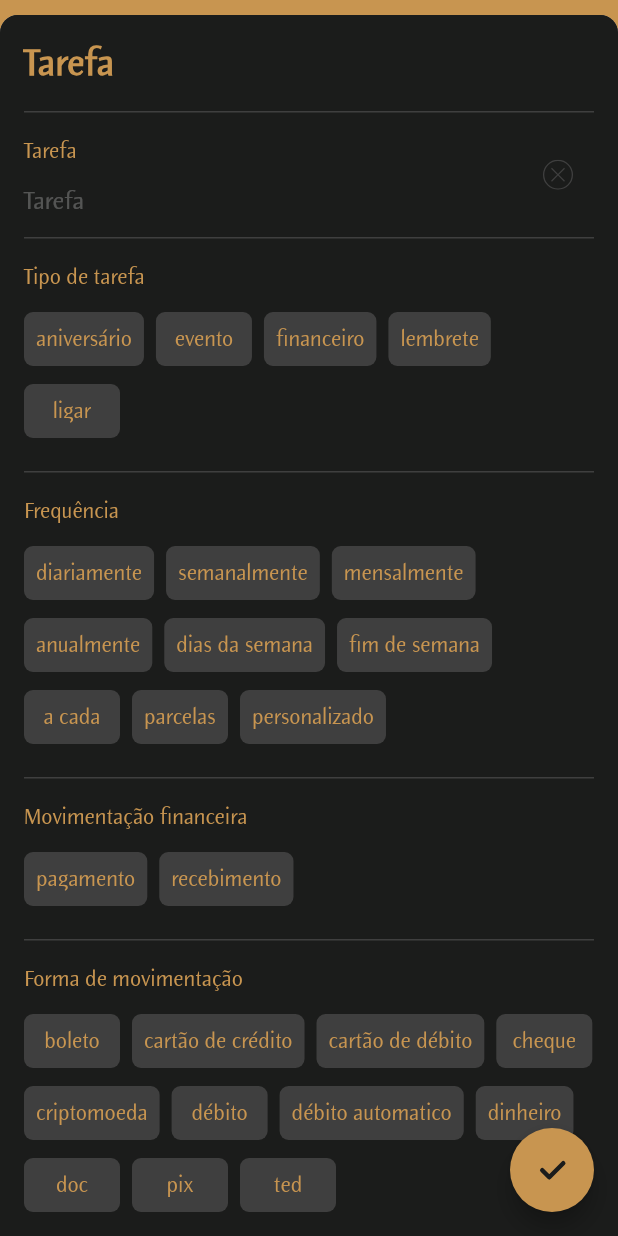
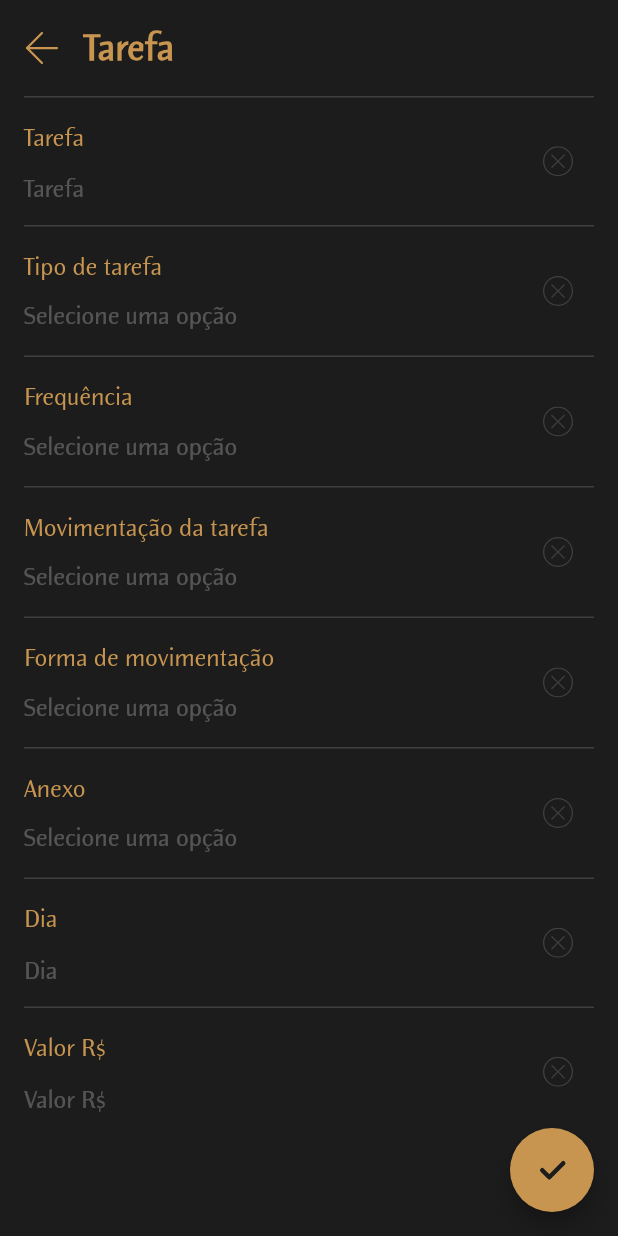
Before and after one commit to csbs1985/tarefas_app, a Flutter app: the screen it shows after launch, after a tap on an icon or button, on a phone screen of 412 x 824 dp. Run offline on Flutter 3.47's test engine with Material 2 defaults, Android fonts, the phone set to English and light mode, and no system bars; our stand-ins replace flutter_svg, go_router, modal_bottom_sheet.

Commit message:
[SelectModal] fazer funcionar

```diff
--- a/lib/classes/task_class.dart
+++ b/lib/classes/task_class.dart
@@ -23,6 +23,7 @@ class TaskModel {
   late EnderecoModel? endereco;
   late String? horario;
   late String? link;
+  late String? anexo;
 
   TaskModel(
     this.id,
@@ -40,5 +41,6 @@ class TaskModel {
     this.endereco,
     this.horario,
     this.link,
+    this.anexo,
   );
 }
--- /dev/null
+++ b/lib/classes/tipo_select_class.dart
@@ -0,0 +1,10 @@
+enum TipoSelectEnum {
+  tipoTarefa('tipoTarefa'),
+  frequencia('frequencia'),
+  tipoMovimentacao('tipoMovimentacao'),
+  formaMovimentacao('formaMovimentacao'),
+  TipoAnexo('TipoAnexo');
+
+  final String value;
+  const TipoSelectEnum(this.value);
+}
--- /dev/null
+++ b/lib/core/constants.dart
@@ -0,0 +1,20 @@
+final String ANEXO = "Anexo";
+final String ANEXO_SELECT = "Selecionar modo de carregamento";
+
+final String FORMA_MOVIMENTACAO = "Forma de movimentação";
+final String FORMA_MOVIMENTACAO_SELECT =
+    "Selecionar forma de movimentação financeira";
+
+final String FREQUENCIA = "Frequência";
+final String FREQUENCIA_SELECT = "Selecionar a frequência da tarefas";
+
+final String SELECIONE = "Selecione uma opção";
+
+final String TAREFA = "Tarefa";
+
+final String TIPO_MOVIMENTACAO = "Movimentação da tarefa";
+final String TIPO_MOVIMENTACAO_SELECT =
+    "Selecionar o tipo de movimentação da tarefa";
+
+final String TIPO_TAREFA = "Tipo de tarefa";
+final String TIPO_TAREFA_SELECT = "Selecionar o tipo de tarefa";
--- a/lib/core/routes.dart
+++ b/lib/core/routes.dart
@@ -1,12 +1,14 @@
 import 'package:flutter/cupertino.dart';
 import 'package:go_router/go_router.dart';
+import 'package:tarefas_app/pages/task_page.dart';
 import 'package:tarefas_app/pages/home_page.dart';
 
 final routes = GoRouter(
   initialLocation: RouteEnum.HOME.value,
+  debugLogDiagnostics: true,
   routes: [
     GoRoute(
-      path: '/',
+      path: RouteEnum.HOME.value,
       builder: (context, state) => const HomePage(),
       pageBuilder: (context, state) => buildPageWithDefaultTransition(
         context: context,
@@ -15,12 +17,12 @@ final routes = GoRouter(
       ),
     ),
     GoRoute(
-      path: RouteEnum.HOME.value,
-      builder: (context, state) => const HomePage(),
+      path: RouteEnum.TASK.value,
+      builder: (context, state) => const TaskPage(),
       pageBuilder: (context, state) => buildPageWithDefaultTransition(
         context: context,
         state: state,
-        child: const HomePage(),
+        child: const TaskPage(),
       ),
     ),
   ],
@@ -52,6 +54,7 @@ enum RouteEnum {
   CALENDAR('/calendar'),
   CONCLUDED('/concluded'),
   PLANNING('/planning'),
+  TASK('/task'),
   HOME('/home');
 
   final String value;
--- a/lib/input/select_input.dart
+++ b/lib/input/select_input.dart
@@ -1,54 +1,103 @@
 import 'package:flutter/material.dart';
-import 'package:tarefas_app/theme/ui_button.dart';
+import 'package:flutter_svg/flutter_svg.dart';
+import 'package:modal_bottom_sheet/modal_bottom_sheet.dart';
+import 'package:tarefas_app/classes/carregamento_class.dart';
+import 'package:tarefas_app/classes/forma-pagamento_class.dart';
+import 'package:tarefas_app/classes/frequencia_class.dart';
+import 'package:tarefas_app/classes/tipo-movimentacao_class.dart';
+import 'package:tarefas_app/classes/tipo-tarefa_class.dart';
+import 'package:tarefas_app/classes/tipo_select_class.dart';
+import 'package:tarefas_app/core/constants.dart';
+import 'package:tarefas_app/modals/select_modal.dart';
 import 'package:tarefas_app/theme/ui_color.dart';
-import 'package:tarefas_app/theme/ui_padding.dart';
+import 'package:tarefas_app/theme/ui_svg.dart';
 import 'package:tarefas_app/theme/ui_text.dart';
 
 class SelectInput extends StatefulWidget {
   const SelectInput({
+    required Function callback,
+    required TipoSelectEnum tipo,
     required TextEditingController controller,
-    required List body,
-    required String label,
-    required Function callback,
-  })  : _controller = controller,
-        _body = body,
-        _label = label,
-        _callback = callback;
+  })  : _callback = callback,
+        _tipo = tipo,
+        _controller = controller;
 
+  final Function _callback;
+  final TipoSelectEnum _tipo;
   final TextEditingController _controller;
-  final List _body;
-  final String _label;
-  final Function _callback;
 
   @override
-  State<SelectInput> createState() => _SelectInputState();
+  State<SelectInput> createState() => _SelectInput2State();
 }
 
-class _SelectInputState extends State<SelectInput> {
-  List<bool> _selections = [];
+class _SelectInput2State extends State<SelectInput> {
+  String _label = '';
+  String _labelSelect = '';
+  late List _body;
 
   @override
   void initState() {
     super.initState();
-    _selections = List.generate(widget._body.length, (_) => false);
+
+    _getSelect();
+  }
+
+  void _getSelect() {
+    switch (widget._tipo) {
+      case TipoSelectEnum.tipoTarefa:
+        _label = TIPO_TAREFA;
+        _labelSelect = TIPO_TAREFA_SELECT;
+        _body = ListaTipoTarefa;
+        break;
+      case TipoSelectEnum.frequencia:
+        _label = FREQUENCIA;
+        _labelSelect = FREQUENCIA_SELECT;
+        _body = ListaFrequencia;
+        break;
+      case TipoSelectEnum.tipoMovimentacao:
+        _label = TIPO_MOVIMENTACAO;
+        _labelSelect = TIPO_MOVIMENTACAO_SELECT;
+        _body = ListaTipoMovimentacao;
+        break;
+      case TipoSelectEnum.formaMovimentacao:
+        _label = FORMA_MOVIMENTACAO;
+        _labelSelect = FORMA_MOVIMENTACAO_SELECT;
+        _body = ListaFormaPagamento;
+        break;
+      case TipoSelectEnum.TipoAnexo:
+        _label = ANEXO;
+        _labelSelect = ANEXO_SELECT;
+        _body = ListaAnexo;
+        break;
+    }
+  }
+
+  _openModal(TipoSelectEnum select) {
+    showCupertinoModalBottomSheet(
+      expand: false,
+      context: context,
+      barrierColor: UiColor.overlay,
+      duration: const Duration(milliseconds: 300),
+      builder: (context) => SelectModal(
+        label: _labelSelect,
+        controller: widget._controller,
+        body: _body,
+        callback: (value) => _setControllerModal(value),
+      ),
+    );
+  }
+
+  void _setControllerModal(String value) {
+    setState(() {
+      widget._controller.text = value;
+      widget._callback(value);
+    });
   }
 
   @override
   Widget build(BuildContext context) {
-    bool _checkSelected(int value) {
-      return widget._controller.text == value ? true : false;
-    }
-
-    void selectButton(Map<String, dynamic> button) {
-      // setState(() {
-      //   listSelect.contains(button['value'])
-      //       ? listSelect.remove(button['value'])
-      //       : listSelect.add(button['value']);
-      widget._callback(button);
-      // });
-    }
-
-    return Container(
+    return SingleChildScrollView(
+      child: Container(
         width: MediaQuery.of(context).size.width,
         decoration: BoxDecoration(
           border: Border(
@@ -58,35 +107,51 @@ class _SelectInputState extends State<SelectInput> {
             ),
           ),
         ),
-      child: Padding(
-        padding: const EdgeInsets.symmetric(vertical: 16),
+        child: TextButton(
+          style: ButtonStyle(
+            padding: MaterialStateProperty.all<EdgeInsets>(EdgeInsets.zero),
+          ),
+          onPressed: () => _openModal(TipoSelectEnum.tipoTarefa),
+          child: Row(
+            mainAxisAlignment: MainAxisAlignment.spaceBetween,
+            children: [
+              Expanded(
                 child: Column(
                   crossAxisAlignment: CrossAxisAlignment.start,
+                  mainAxisAlignment: MainAxisAlignment.start,
                   children: [
-            Text(
-              widget._label,
+                    Padding(
+                      padding: EdgeInsets.only(top: 16),
+                      child: Text(
+                        _label,
                         style: UiText.headline2,
                       ),
-            SizedBox(height: UiPadding.medium),
-            Wrap(
-              spacing: 8,
-              children: [
-                for (var item in widget._body)
-                  TextButton(
+                    ),
+                    Padding(
+                      padding: const EdgeInsets.fromLTRB(0, 12, 0, 16),
                       child: Text(
-                      item.text,
-                      style: _checkSelected(item.value)
-                          ? UiText.buttonSelected
-                          : UiText.button,
+                        widget._controller.text.isNotEmpty
+                            ? widget._controller.text
+                            : SELECIONE,
+                        style: widget._controller.text.isNotEmpty
+                            ? UiText.headline1
+                            : UiText.headline3,
                       ),
-                    onPressed: () => widget._callback(item),
-                    style: _checkSelected(item.value)
-                        ? UiButton.buttonSelected
-                        : UiButton.button,
-                  ),
-              ],
                     )
                   ],
+                ),
+              ),
+              IconButton(
+                splashColor: Colors.transparent,
+                icon: SvgPicture.asset(
+                  UiSvg.clean,
+                  height: 20,
+                  color: UiColor.icon,
+                ),
+                onPressed: () => _setControllerModal(''),
+              )
+            ],
+          ),
         ),
       ),
     );
--- a/lib/modals/financial_movement_modal.dart
+++ /dev/null
@@ -1,15 +0,0 @@
-import 'package:flutter/cupertino.dart';
-
-class FinancialMovementModal extends StatefulWidget {
-  const FinancialMovementModal({super.key});
-
-  @override
-  State<FinancialMovementModal> createState() => _FinancialMovementModalState();
-}
-
-class _FinancialMovementModalState extends State<FinancialMovementModal> {
-  @override
-  Widget build(BuildContext context) {
-    return Container();
-  }
-}
--- /dev/null
+++ b/lib/modals/select_modal.dart
@@ -0,0 +1,82 @@
+import 'package:flutter/material.dart';
+import 'package:tarefas_app/theme/ui_button.dart';
+import 'package:tarefas_app/theme/ui_color.dart';
+import 'package:tarefas_app/theme/ui_padding.dart';
+import 'package:tarefas_app/theme/ui_text.dart';
+
+class SelectModal extends StatefulWidget {
+  const SelectModal({
+    required controller,
+    required List body,
+    required String label,
+    required Function callback,
+  })  : _controller = controller,
+        _body = body,
+        _label = label,
+        _callback = callback;
+
+  final TextEditingController _controller;
+  final List _body;
+  final String _label;
+  final Function _callback;
+
+  @override
+  State<SelectModal> createState() => _SelectInputState();
+}
+
+class _SelectInputState extends State<SelectModal> {
+  void selectButton(button) {
+    setState(() {
+      widget._controller.text = button.text;
+      widget._callback(button.text);
+
+      Navigator.of(context).pop();
+    });
+  }
+
+  bool _checkSelected(String text) {
+    return widget._controller.text == text ? true : false;
+  }
+
+  @override
+  Widget build(BuildContext context) {
+    return Material(
+      color: UiColor.back,
+      child: SingleChildScrollView(
+        child: Container(
+          child: Padding(
+            padding: const EdgeInsets.all(16),
+            child: Column(
+              crossAxisAlignment: CrossAxisAlignment.start,
+              children: [
+                Text(
+                  widget._label,
+                  style: UiText.headline2,
+                ),
+                SizedBox(height: UiPadding.large),
+                Wrap(
+                  spacing: 8,
+                  children: [
+                    for (var item in widget._body)
+                      TextButton(
+                        onPressed: () => selectButton(item),
+                        child: Text(
+                          item.text,
+                          style: _checkSelected(item.text)
+                              ? UiText.buttonSelected
+                              : UiText.button,
+                        ),
+                        style: _checkSelected(item.text)
+                            ? UiButton.buttonSelected
+                            : UiButton.button,
+                      ),
+                  ],
+                )
+              ],
+            ),
+          ),
+        ),
+      ),
+    );
+  }
+}
--- a/lib/pages/home_page.dart
+++ b/lib/pages/home_page.dart
@@ -1,13 +1,12 @@
 import 'package:flutter/material.dart';
 import 'package:flutter_svg/flutter_svg.dart';
-import 'package:modal_bottom_sheet/modal_bottom_sheet.dart';
+import 'package:go_router/go_router.dart';
 import 'package:tarefas_app/classes/page_class.dart';
-import 'package:tarefas_app/modals/task_modal.dart';
+import 'package:tarefas_app/core/routes.dart';
 import 'package:tarefas_app/pages/all_page.dart';
 import 'package:tarefas_app/pages/calendar_page.dart';
 import 'package:tarefas_app/pages/concluded_page.dart';
 import 'package:tarefas_app/pages/planning_page.dart';
-import 'package:tarefas_app/theme/ui_color.dart';
 import 'package:tarefas_app/theme/ui_svg.dart';
 import 'package:tarefas_app/widget/appbar_widget.dart';
 
@@ -28,18 +27,8 @@ class _HomePageState extends State<HomePage> {
     pageController = PageController(initialPage: currentPageInt.value);
   }
 
-  setCurrentPage(int page) {
+  void setCurrentPage(int page) {
     setState(() => currentPageInt.value = page);
-  }
-
-  _openTaskModal() {
-    showCupertinoModalBottomSheet(
-      expand: false,
-      context: context,
-      barrierColor: UiColor.overlay,
-      duration: const Duration(milliseconds: 400),
-      builder: (context) => const TaskModal(),
-    );
   }
 
   @override
@@ -65,10 +54,8 @@ class _HomePageState extends State<HomePage> {
       floatingActionButton: FloatingActionButton(
         backgroundColor: _color,
         elevation: 0,
-        onPressed: () => _openTaskModal(),
-        child: SvgPicture.asset(
-          UiSvg.create,
-        ),
+        onPressed: () => context.push(RouteEnum.TASK.value),
+        child: SvgPicture.asset(UiSvg.create),
       ),
     );
   }
--- a/lib/modals/task_modal.dart
+++ b/lib/pages/task_page.dart
@@ -1,28 +1,24 @@
 import 'package:flutter/material.dart';
-
 import 'package:flutter_svg/flutter_svg.dart';
-import 'package:tarefas_app/classes/carregamento_class.dart';
-import 'package:tarefas_app/classes/forma-pagamento_class.dart';
-import 'package:tarefas_app/classes/frequencia_class.dart';
 import 'package:tarefas_app/classes/task_class.dart';
-import 'package:tarefas_app/classes/tipo-movimentacao_class.dart';
-import 'package:tarefas_app/classes/tipo-tarefa_class.dart';
+import 'package:tarefas_app/classes/tipo_select_class.dart';
+import 'package:tarefas_app/core/constants.dart';
 import 'package:tarefas_app/input/amount_input.dart';
+import 'package:tarefas_app/input/text_input.dart';
 import 'package:tarefas_app/input/select_input.dart';
-import 'package:tarefas_app/input/text_input.dart';
 import 'package:tarefas_app/theme/ui_color.dart';
 import 'package:tarefas_app/theme/ui_svg.dart';
 import 'package:tarefas_app/theme/ui_text.dart';
 import 'package:uuid/uuid.dart';
 
-class TaskModal extends StatefulWidget {
-  const TaskModal({super.key});
+class TaskPage extends StatefulWidget {
+  const TaskPage({super.key});
 
   @override
-  State<TaskModal> createState() => _TaskModalState();
+  State<TaskPage> createState() => _TaskPageState();
 }
 
-class _TaskModalState extends State<TaskModal> {
+class _TaskPageState extends State<TaskPage> {
   var scaffoldKey = GlobalKey<ScaffoldState>();
 
   final Uuid uuid = const Uuid();
@@ -30,7 +26,7 @@ class _TaskModalState extends State<TaskModal> {
   final _formKey = GlobalKey<FormState>();
 
   TextEditingController _nomeController = TextEditingController();
-  TextEditingController _tipoTarefeController = TextEditingController();
+  TextEditingController _tipoTarefaController = TextEditingController();
   TextEditingController _diaController = TextEditingController();
   TextEditingController _notificacaoController = TextEditingController();
   TextEditingController _frequenciaController = TextEditingController();
@@ -42,6 +38,7 @@ class _TaskModalState extends State<TaskModal> {
   TextEditingController _enderecoController = TextEditingController();
   TextEditingController _horarioController = TextEditingController();
   TextEditingController _linkController = TextEditingController();
+  TextEditingController _anexoController = TextEditingController();
 
   late Map<String, dynamic>? _task;
 
@@ -54,7 +51,7 @@ class _TaskModalState extends State<TaskModal> {
 
   void popularController() {
     _nomeController.text = currentTask.value!.nome;
-    _tipoTarefeController.text = currentTask.value!.tipoTarefa as String;
+    _tipoTarefaController.text = currentTask.value!.tipoTarefa as String;
     _diaController.text = currentTask.value!.dia;
     _notificacaoController.text = currentTask.value!.notificacao as String;
     _frequenciaController.text = currentTask.value!.frequencia as String;
@@ -67,6 +64,7 @@ class _TaskModalState extends State<TaskModal> {
     _enderecoController.text = currentTask.value!.endereco as String;
     _horarioController.text = currentTask.value!.horario!;
     _linkController.text = currentTask.value!.link!;
+    _anexoController.text = currentTask.value!.anexo!;
   }
 
   void confirmTask() {
@@ -74,7 +72,7 @@ class _TaskModalState extends State<TaskModal> {
       'id': uuid.v4(),
       'idUsuario': 'dddddddd',
       'nome': _nomeController.text,
-      'tipoTarefa': _tipoTarefeController.text,
+      'tipoTarefa': _tipoTarefaController.text,
       'dia': _diaController.text,
       'notificacao': _notificacaoController.text,
       'frequencia': _frequenciaController.text,
@@ -86,16 +84,19 @@ class _TaskModalState extends State<TaskModal> {
       'endereco': _enderecoController.text,
       'horario': _horarioController.text,
       'link': _valorController.text,
+      'anexo': _anexoController.text,
     };
 
-    currentTask.value = _task as TaskModel?;
-    print(currentTask.value);
+    print(_task);
+
+    // currentTask.value = _task as TaskModel?;
+    Navigator.pop(context);
   }
 
   @override
   void dispose() {
     _nomeController.dispose();
-    _tipoTarefeController.dispose();
+    _tipoTarefaController.dispose();
     _diaController.dispose();
     _notificacaoController.dispose();
     _frequenciaController.dispose();
@@ -107,6 +108,7 @@ class _TaskModalState extends State<TaskModal> {
     _enderecoController.dispose();
     _horarioController.dispose();
     _linkController.dispose();
+    _anexoController.dispose();
 
     currentTask.value = null;
     super.dispose();
@@ -115,57 +117,69 @@ class _TaskModalState extends State<TaskModal> {
   @override
   Widget build(BuildContext context) {
     return Scaffold(
-      key: scaffoldKey,
       backgroundColor: UiColor.modal,
       appBar: AppBar(
         backgroundColor: UiColor.modal,
-        automaticallyImplyLeading: false,
         toolbarHeight: 64,
+        leading: IconButton(
+          icon: SvgPicture.asset(UiSvg.back),
+          onPressed: () => Navigator.of(context).pop(),
+        ),
+        titleSpacing: 0,
         title: Text(
-          'Tarefa',
+          TAREFA,
           style: UiText.titleTask,
         ),
       ),
       body: SingleChildScrollView(
         padding: const EdgeInsets.fromLTRB(16, 0, 16, 100),
-        child: Form(
+        child: ValueListenableBuilder(
+            valueListenable: currentTask,
+            builder: (BuildContext context, task, _) {
+              return Form(
                 key: _formKey,
                 child: Column(
                   children: [
                     TextInput(
                       controller: _nomeController,
-                label: 'Tarefa',
+                      label: TAREFA,
                       callback: (value) => print(value),
                     ),
                     SelectInput(
-                controller: _tipoTarefeController,
-                label: 'Tipo de tarefa',
-                body: ListaTipoTarefa,
-                callback: (value) => print(value),
+                      controller: _tipoTarefaController,
+                      tipo: TipoSelectEnum.tipoTarefa,
+                      callback: (value) => {
+                        setState(() => _tipoTarefaController.text = value),
+                      },
                     ),
                     SelectInput(
                       controller: _frequenciaController,
-                label: 'Frequência',
-                body: ListaFrequencia,
-                callback: (value) => print(value),
+                      tipo: TipoSelectEnum.frequencia,
+                      callback: (value) => {
+                        setState(() => _frequenciaController.text = value),
+                      },
                     ),
                     SelectInput(
                       controller: _tipoMovimentacaoController,
-                label: 'Movimentação financeira',
-                body: ListaTipoMovimentacao,
-                callback: (value) => print(value),
+                      tipo: TipoSelectEnum.tipoMovimentacao,
+                      callback: (value) => {
+                        setState(
+                            () => _tipoMovimentacaoController.text = value),
+                      },
                     ),
                     SelectInput(
                       controller: _formaPagamentoController,
-                label: 'Forma de movimentação',
-                body: ListaFormaPagamento,
-                callback: (value) => print(value),
+                      tipo: TipoSelectEnum.formaMovimentacao,
+                      callback: (value) => {
+                        setState(() => _formaPagamentoController.text = value),
+                      },
                     ),
                     SelectInput(
-                controller: _formaPagamentoController,
-                label: 'Anexo',
-                body: ListaAnexo,
-                callback: (value) => print(value),
+                      controller: _anexoController,
+                      tipo: TipoSelectEnum.TipoAnexo,
+                      callback: (value) => {
+                        setState(() => _anexoController.text = value),
+                      },
                     ),
                     TextInput(
                       controller: _diaController,
@@ -180,11 +194,12 @@ class _TaskModalState extends State<TaskModal> {
                     ),
                   ],
                 ),
-        ),
+              );
+            }),
       ),
       floatingActionButton: FloatingActionButton(
         backgroundColor: UiColor.task,
-        onPressed: () => confirmTask,
+        onPressed: () => confirmTask(),
         child: SvgPicture.asset(UiSvg.confirm),
       ),
     );
--- a/lib/theme/ui_color.dart
+++ b/lib/theme/ui_color.dart
@@ -12,7 +12,7 @@ class UiColor {
   static const Color icon = Color(0xFF3F3F3F);
   static const Color input = Color(0xFF1b1c1b);
   static const Color modal = Color(0xFF1b1c1b);
-  static const Color overlay = Color(0xFFc89550);
+  static const Color overlay = Color(0x40c89550);
   static const Color planning = Color(0xFF54c893);
   static const Color task = Color(0xFFc89550);
   static const Color text_1 = Color(0xFFfefefe);
--- a/lib/theme/ui_text.dart
+++ b/lib/theme/ui_text.dart
@@ -39,7 +39,7 @@ class UiText {
   );
 
   static const TextStyle headline2 = TextStyle(
-    fontSize: 14,
+    fontSize: 16,
     fontWeight: FontWeight.normal,
     color: UiColor.task,
   );
@@ -51,9 +51,9 @@ class UiText {
   );
 
   static const TextStyle headline4 = TextStyle(
-    fontSize: 14,
+    fontSize: 16,
     fontWeight: FontWeight.normal,
-    color: UiColor.text_1,
+    color: UiColor.element,
   );
 
   static const TextStyle headline5 = TextStyle(
```
Lines whose indentation alone changed are shown as unchanged.
